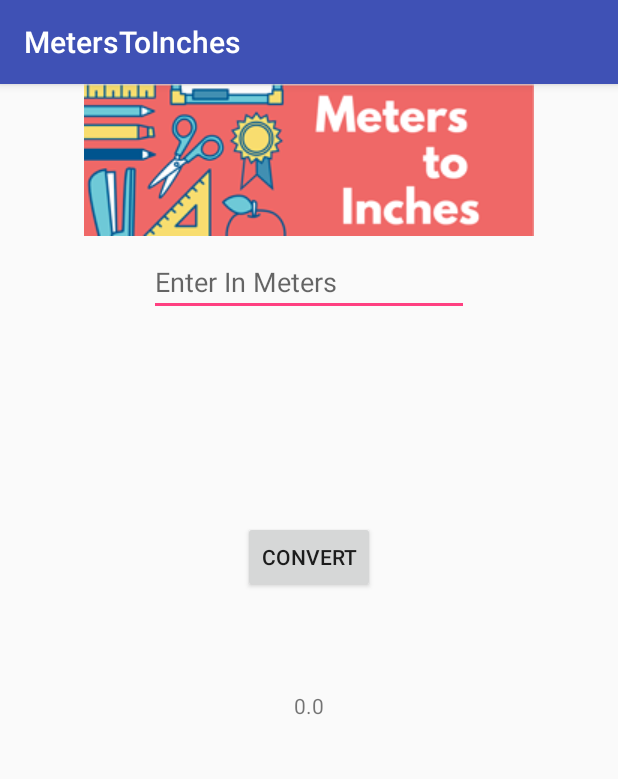
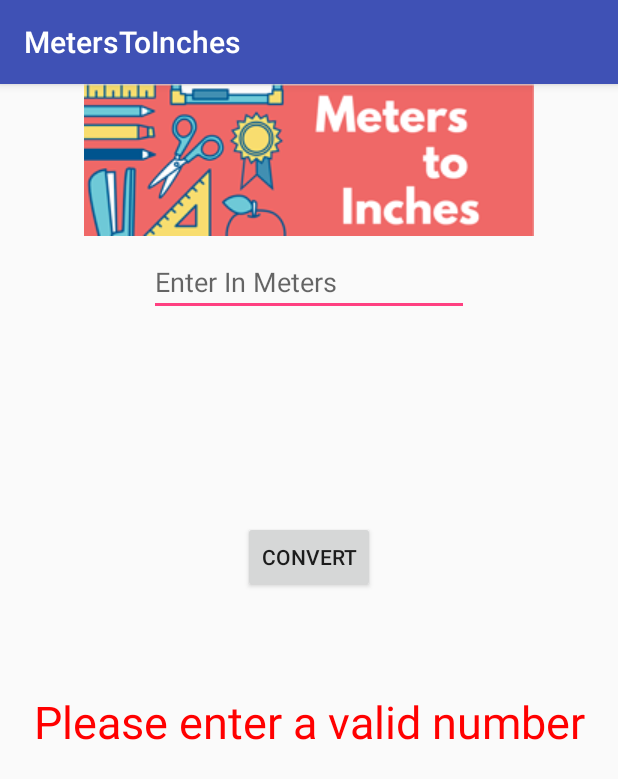
Before and after one commit to leogsouza/build-21-android-apps, an Android app: the screen it shows after launch (MainActivity), after a tap on "CONVERT", on a phone screen of 412 x 824 dp. Shown: the top 779 px of the screen. Run offline under Robolectric (Android 15) with nearby library versions, the phone set to English and light mode, and no system bars.

Commit message:
App MetersToInches: Input validation and style color textView

```diff
--- a/MetersToInches/app/src/main/java/br/com/leogsouza/meterstoinches/MainActivity.java
+++ b/MetersToInches/app/src/main/java/br/com/leogsouza/meterstoinches/MainActivity.java
@@ -1,5 +1,6 @@
 package br.com.leogsouza.meterstoinches;
 
+import android.graphics.Color;
 import android.support.v7.app.AppCompatActivity;
 import android.os.Bundle;
 import android.view.View;
@@ -30,12 +31,20 @@ public class MainActivity extends AppCompatActivity {
             @Override
             public void onClick(View view) {
                 double multiplier = 39.37;
-                double result;
+                double result = 0.0;
 
-                double meterValue = Double.parseDouble(enterMeters.getText().toString());
-                result = meterValue * multiplier;
+                if (enterMeters.getText().toString().equals("")) {
+                    resultTextView.setText(R.string.error_message);
+                    resultTextView.setTextColor(Color.RED);
+                } else {
+                    double meterValue = Double.parseDouble(enterMeters.getText().toString());
+                    result = meterValue * multiplier;
 
-                resultTextView.setText(Double.toString(result));
+                    resultTextView.setTextColor(Color.DKGRAY);
+                    resultTextView.setText(String.format("%.2f", result) + " inches");
+                }
+
+
             }
         });
     }
--- a/MetersToInches/app/src/main/res/layout/activity_main.xml
+++ b/MetersToInches/app/src/main/res/layout/activity_main.xml
@@ -29,7 +29,7 @@
         android:layout_marginTop="8dp"
         android:ems="10"
         android:hint="Enter In Meters"
-        android:inputType="textPersonName"
+        android:inputType="textPersonName|number"
         app:layout_constraintEnd_toEndOf="parent"
         app:layout_constraintStart_toStartOf="parent"
         app:layout_constraintTop_toBottomOf="@+id/imageView" />
@@ -56,6 +56,7 @@
         android:layout_marginEnd="8dp"
         android:layout_marginStart="8dp"
         android:layout_marginTop="65dp"
+        android:textSize="30sp"
         app:layout_constraintBottom_toBottomOf="parent"
         app:layout_constraintEnd_toEndOf="parent"
         app:layout_constraintStart_toStartOf="parent"
--- a/MetersToInches/app/src/main/res/values/strings.xml
+++ b/MetersToInches/app/src/main/res/values/strings.xml
@@ -1,3 +1,4 @@
 <resources>
     <string name="app_name">MetersToInches</string>
+    <string name="error_message">Please enter a valid number</string>
 </resources>
```
